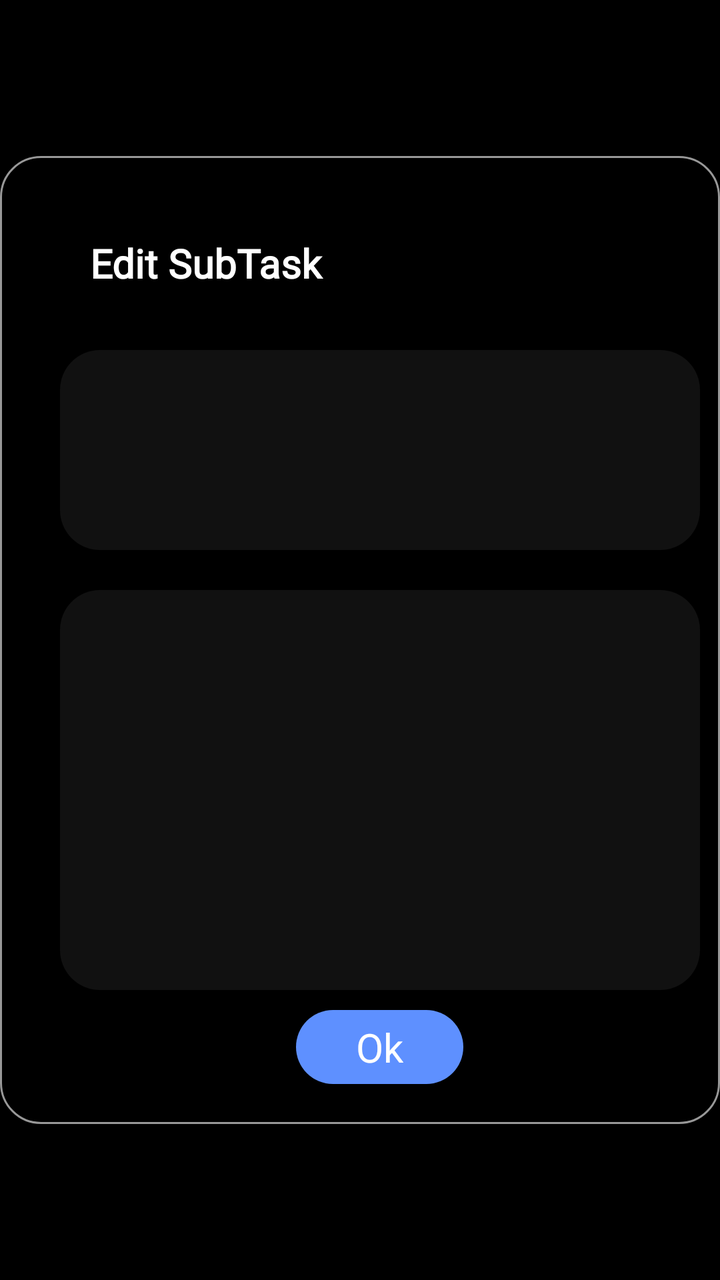
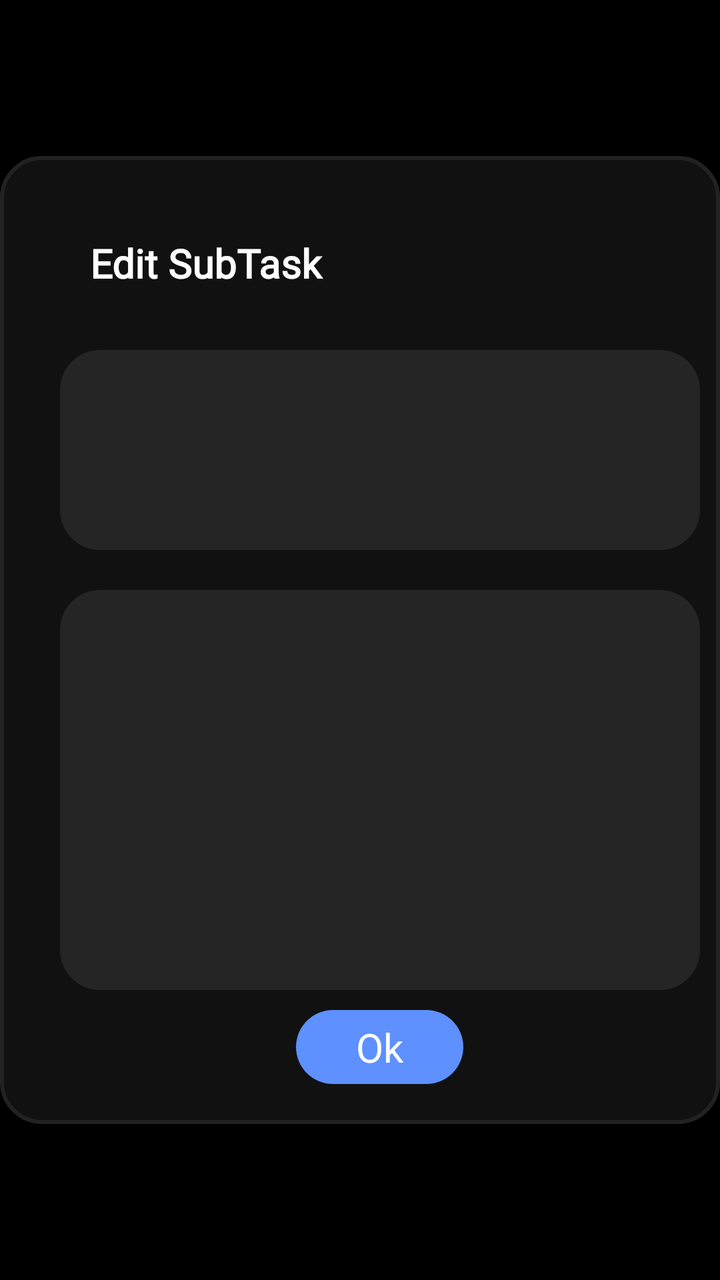

Before-and-after screenshots of an Android layout around one commit, followed by the original layout XML and the change that was made.
<!-- AndroidManifest.xml: application theme AppTheme -->
<!-- res/layout/edit_subtask.xml -->
<?xml version="1.0" encoding="utf-8"?>
<LinearLayout xmlns:android="http://schemas.android.com/apk/res/android"
    android:layout_width="match_parent"
    android:layout_height="wrap_content"
    android:background="@color/black"
    android:gravity="center"
    android:orientation="vertical">
    <LinearLayout xmlns:android="http://schemas.android.com/apk/res/android"
        android:layout_width="match_parent"
        android:layout_height="wrap_content"
        android:background="@drawable/cardview_border"
        android:orientation="vertical"
        android:gravity="center"
        android:paddingLeft="20dp"
        android:paddingBottom="@dimen/_20dp"
        android:paddingTop="@dimen/_20dp">

        <TextView
            android:layout_width="match_parent"
            android:layout_height="wrap_content"
            android:layout_margin="@dimen/_10"
            android:fontFamily="@font/dm_sans"
            android:text=" Edit SubTask "
            android:textStyle="bold"
            android:padding="@dimen/_10"
            android:textColor="@color/white"
            android:textSize="@dimen/_20dp" />
        <EditText
            android:id="@+id/subject"
            android:layout_width="match_parent"
            android:layout_height="100dp"
            android:layout_margin="@dimen/_10"
            android:fontFamily="@font/dm_sans"
            android:padding="@dimen/_10"
            android:maxLines="20"
            android:background="@drawable/grey_bg_rounded"
            android:textColor="@color/white"
            android:textSize="@dimen/_15" />

        <EditText
            android:id="@+id/description"
            android:layout_width="match_parent"
            android:layout_height="200dp"
            android:layout_margin="@dimen/_10"
            android:fontFamily="@font/dm_sans"
            android:padding="@dimen/_10"
            android:maxLines="200"
            android:background="@drawable/grey_bg_rounded"
            android:textColor="@color/white"
            android:textSize="@dimen/_15" />

        <TextView
            android:id="@+id/ok_btn"
            android:layout_width="wrap_content"
            android:layout_height="wrap_content"
            android:textColor="@color/white"
            android:textSize="20dp"
            android:paddingStart="@dimen/_30dp"
            android:paddingEnd="@dimen/_30dp"
            android:paddingTop="@dimen/_5dp"
            android:paddingBottom="@dimen/_5dp"
            android:background="@drawable/blue_bg"
            android:text="Ok" />
    </LinearLayout>
</LinearLayout>
<!-- resources referenced by this layout -->
<resources>
  <color name="black">#FF000000</color>
  <color name="white">#FFFFFF</color>
  <dimen name="_10">10dp</dimen>
  <dimen name="_15">15dp</dimen>
  <dimen name="_20dp">20dp</dimen>
  <dimen name="_30dp">30dp</dimen>
  <dimen name="_5dp">5dp</dimen>
  <!-- drawable blue_bg (drawable) -->
  <?xml version="1.0" encoding="utf-8"?>
  <shape xmlns:android="http://schemas.android.com/apk/res/android"
      android:shape="rectangle">
      <solid android:color="@color/lightBlue"/>
  <corners android:radius="@dimen/_20dp"/>
  </shape>
  <!-- drawable cardview_border (drawable) -->
  <shape xmlns:android="http://schemas.android.com/apk/res/android"
      android:shape="rectangle">
      <solid android:color="@android:color/black" /> 
      <corners android:radius="20dp" />
      <stroke
          android:width="1dp"
          android:color="#989898"
          />
  </shape>
  <!-- drawable grey_bg_rounded (drawable) -->
  <?xml version="1.0" encoding="utf-8"?>
  <shape xmlns:android="http://schemas.android.com/apk/res/android"
      android:shape="rectangle">
  <solid android:color="@color/greyBackground"/>
      <corners android:radius="@dimen/_20dp"/>
  </shape>
  <style name="AppTheme" parent="Theme.MaterialComponents.Light.NoActionBar">
          <item name="colorPrimaryDark">@color/black</item>
          <item name="colorSurface">@color/white</item>
      </style>
  <color name="lightBlue">#5E90FF</color>
  <color name="greyBackground">#111111</color>
</resources>

<!-- the commit's change to res/layout/edit_subtask.xml (unified diff, before → after) -->
@@ -8,7 +8,7 @@
     <LinearLayout xmlns:android="http://schemas.android.com/apk/res/android"
         android:layout_width="match_parent"
         android:layout_height="wrap_content"
-        android:background="@drawable/cardview_border"
+        android:background="@drawable/dark_grey_bg"
         android:orientation="vertical"
         android:gravity="center"
         android:paddingLeft="20dp"
@@ -33,7 +33,7 @@
             android:fontFamily="@font/dm_sans"
             android:padding="@dimen/_10"
             android:maxLines="20"
-            android:background="@drawable/grey_bg_rounded"
+            android:background="@drawable/light_grey_bg"
             android:textColor="@color/white"
             android:textSize="@dimen/_15" />
 
@@ -45,7 +45,7 @@
             android:fontFamily="@font/dm_sans"
             android:padding="@dimen/_10"
             android:maxLines="200"
-            android:background="@drawable/grey_bg_rounded"
+            android:background="@drawable/light_grey_bg"
             android:textColor="@color/white"
             android:textSize="@dimen/_15" />
 
<!-- resource entries referenced after the edit -->
@@ -14,21 +14,20 @@
       <solid android:color="@color/lightBlue"/>
   <corners android:radius="@dimen/_20dp"/>
   </shape>
-  <!-- drawable cardview_border (drawable) -->
-  <shape xmlns:android="http://schemas.android.com/apk/res/android"
-      android:shape="rectangle">
-      <solid android:color="@android:color/black" /> 
-      <corners android:radius="20dp" />
-      <stroke
-          android:width="1dp"
-          android:color="#989898"
-          />
-  </shape>
-  <!-- drawable grey_bg_rounded (drawable) -->
+  <!-- drawable dark_grey_bg (drawable) -->
   <?xml version="1.0" encoding="utf-8"?>
   <shape xmlns:android="http://schemas.android.com/apk/res/android"
       android:shape="rectangle">
-  <solid android:color="@color/greyBackground"/>
+      <solid android:color="@color/greyBackground"/>
+      <corners android:radius="@dimen/_20dp"/>
+      <stroke
+          android:width="2dp" android:color="@color/strokeBlack"/>
+  </shape>
+  <!-- drawable light_grey_bg (drawable) -->
+  <?xml version="1.0" encoding="utf-8"?>
+  <shape xmlns:android="http://schemas.android.com/apk/res/android"
+      android:shape="rectangle">
+      <solid android:color="@color/lightGreycolor"/>
       <corners android:radius="@dimen/_20dp"/>
   </shape>
   <style name="AppTheme" parent="Theme.MaterialComponents.Light.NoActionBar">
@@ -37,5 +36,7 @@
       </style>
   <color name="lightBlue">#5E90FF</color>
   <color name="greyBackground">#111111</color>
+  <color name="strokeBlack">#222222</color>
+  <color name="lightGreycolor">#252525</color>
 </resources>
 
